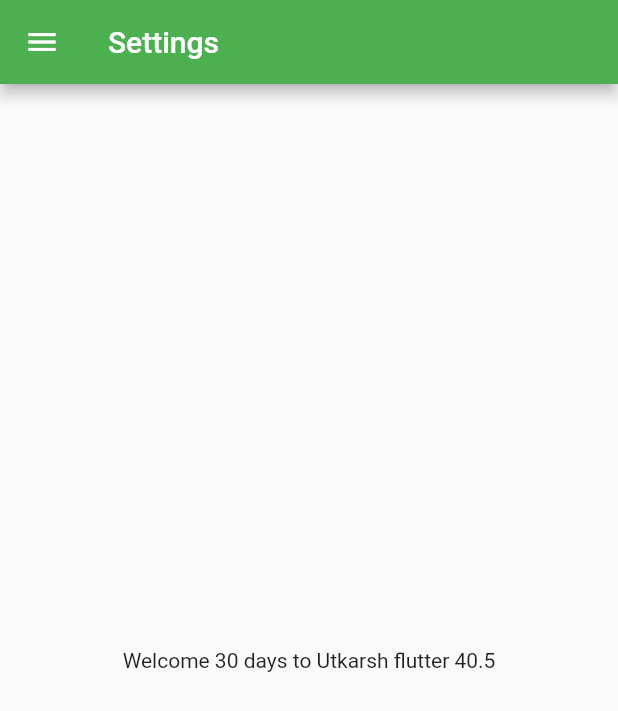
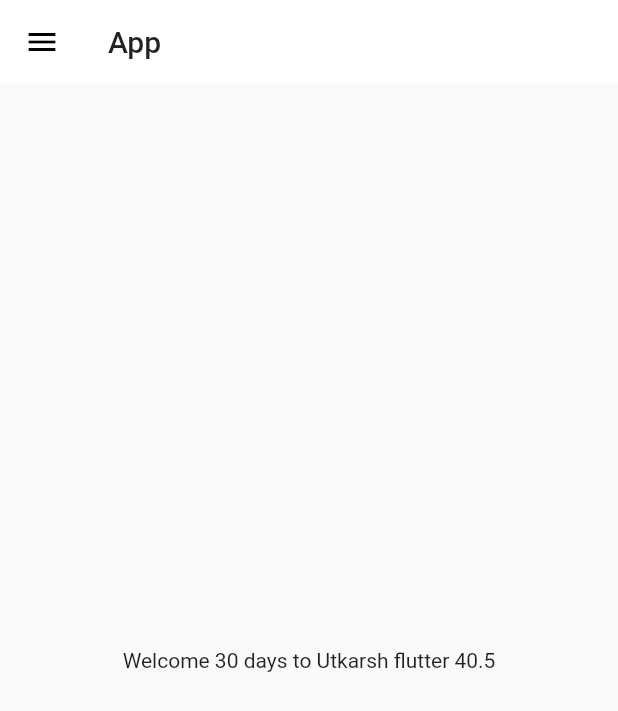
Before and after one commit to Utmss/flutter, a Flutter app: the screen it shows after launch, on a phone screen of 412 x 824 dp. Shown: the top 711 px of the screen. Run offline on Flutter 3.47's test engine with Material 2 defaults, Android fonts, the phone set to English and light mode, and no system bars.

Commit message:
theme extracted

```diff
--- a/lib/home_page.dart
+++ b/lib/home_page.dart
@@ -9,7 +9,13 @@ class HomePage extends StatelessWidget {
   Widget build(BuildContext context) {
     return Scaffold(
       appBar: AppBar(
-        title: Text("Settings"),
+       // backgroundColor: Colors.white,
+        //elevation: 0.0,
+       // iconTheme: IconThemeData(color:Colors.black),
+        title: Text("App"
+       // style: TextStyle(color: Colors.black),),
+
+      ),
       ),
       body: Center(
         child: Container(
--- a/lib/main.dart
+++ b/lib/main.dart
@@ -2,6 +2,7 @@ import 'package:flutter/material.dart';
 import 'package:flutter_app/home_page.dart';
 import 'package:flutter_app/pages/login_page.dart';
 import 'package:flutter_app/pages/utils/Routes.dart';
+import 'package:flutter_app/pages/widget/themes.dart';
 
 
 void main() {
@@ -14,11 +15,9 @@ class MyApp extends StatelessWidget {
   @override
   Widget build(BuildContext context) {
     return MaterialApp(
-        themeMode: ThemeMode.dark,
-        theme: ThemeData(primarySwatch: Colors.grey,
-     //   fontFamily: GoogleFonts.lato().fontFamily,---->>>not un
-        ),
-        darkTheme: ThemeData(primarySwatch: Colors.green),
+        themeMode: ThemeMode.light,
+        theme:MyTheme.LightTheme(context),
+        darkTheme: MyTheme.darkTheme(context),
 
        // initialRoute: "/home",--->>open the page of first create
        debugShowCheckedModeBanner: false,
--- /dev/null
+++ b/lib/pages/widget/themes.dart
@@ -0,0 +1,16 @@
+import 'package:flutter/material.dart';
+
+class MyTheme {
+  static ThemeData LightTheme(BuildContext context) => ThemeData(
+      primarySwatch: Colors.grey,
+      //   fontFamily: GoogleFonts.lato().fontFamily,---->>>not un
+      appBarTheme: AppBarTheme(
+        color: Colors.white,
+        elevation: 0.0,
+        iconTheme: IconThemeData(color: Colors.black),
+        textTheme: Theme.of(context).textTheme,
+      ));
+  static ThemeData darkTheme(BuildContext context) => ThemeData(
+        brightness: Brightness.dark,
+      );
+}
```
